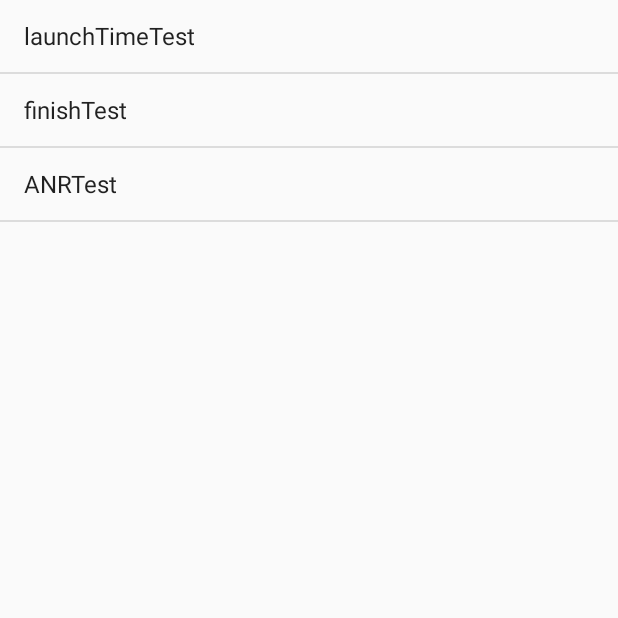
After one commit to Gdeeer/GdTestHub, an Android app: the MyLauncherActivity screen opened directly, with no data from a screen before it, on a phone screen of 412 x 824 dp, the top half of it. The commit adds this screen. Run offline under Robolectric (Android 15) with nearby library versions, the phone set to English and light mode, and no system bars.

Commit message:
ListActivity、LauncherActivity 的使用

```diff
--- a/app/src/main/AndroidManifest.xml
+++ b/app/src/main/AndroidManifest.xml
@@ -14,8 +14,12 @@
         android:roundIcon="@mipmap/ic_launcher_round"
         android:supportsRtl="true"
         android:theme="@style/AppTheme">
+        <activity android:name=".simpleList.MyListActivity">
+        </activity>
+        <activity android:name=".simpleList.MyLauncherActivity">
+        </activity>
         <activity
-            android:name=".launchTime.LaunchActivity"
+            android:name=".launchTime.LaunchTimeActivity"
             android:exported="true">
         </activity>
         <activity android:name=".viewModel.VmActivity">
--- a/app/src/main/java/com/gdeer/gdtesthub/MainActivity.java
+++ b/app/src/main/java/com/gdeer/gdtesthub/MainActivity.java
@@ -4,9 +4,10 @@ import com.gdeer.gdtesthub.anr.AnrActivity;
 import com.gdeer.gdtesthub.dayDream.MyDaydreamService;
 import com.gdeer.gdtesthub.db.DbActivity;
 import com.gdeer.gdtesthub.finish.FinishActivity;
-import com.gdeer.gdtesthub.launchTime.LaunchActivity;
+import com.gdeer.gdtesthub.launchTime.LaunchTimeActivity;
 import com.gdeer.gdtesthub.location.LocationActivity;
 import com.gdeer.gdtesthub.retrofit.RetrofitActivity;
+import com.gdeer.gdtesthub.simpleList.MyLauncherActivity;
 import com.gdeer.gdtesthub.textView.TextActivity;
 import com.gdeer.gdtesthub.viewModel.VmActivity;
 
@@ -65,7 +66,7 @@ public class MainActivity extends AppCompatActivity {
 
     private void initDataList() {
         MainItemBean[] list = new MainItemBean[]{
-            new MainItemBean("launchTest", LaunchActivity.class),
+            new MainItemBean("launchTimeTest", LaunchTimeActivity.class),
             new MainItemBean("finishTest", FinishActivity.class),
             new MainItemBean("ANRTest", AnrActivity.class),
             new MainItemBean("startDayDream", MyDaydreamService.class),
@@ -74,6 +75,7 @@ public class MainActivity extends AppCompatActivity {
             new MainItemBean("startRetrofit", RetrofitActivity.class),
             new MainItemBean("startText", TextActivity.class),
             new MainItemBean("startVM", VmActivity.class),
+            new MainItemBean("mainLauncher", MyLauncherActivity.class),
         };
         mDataList.addAll(Arrays.asList(list));
     }
--- /dev/null
+++ b/app/src/main/java/com/gdeer/gdtesthub/simpleList/MyLauncherActivity.kt
@@ -0,0 +1,32 @@
+package com.gdeer.gdtesthub.simpleList
+
+import android.app.LauncherActivity
+import android.content.Intent
+import android.os.Bundle
+import android.widget.ArrayAdapter
+import com.gdeer.gdtesthub.anr.AnrActivity
+import com.gdeer.gdtesthub.finish.FinishActivity
+import com.gdeer.gdtesthub.launchTime.LaunchTimeActivity
+
+class MyLauncherActivity : LauncherActivity() {
+    private val name = arrayOf(
+            "launchTimeTest",
+            "finishTest",
+            "ANRTest"
+    )
+    private val clazzs = arrayOf(
+            LaunchTimeActivity::class.java,
+            FinishActivity::class.java,
+            AnrActivity::class.java
+    )
+
+    override fun onCreate(savedInstanceState: Bundle?) {
+        super.onCreate(savedInstanceState)
+        val adapter = ArrayAdapter<String>(this, android.R.layout.simple_list_item_1, name)
+        listAdapter = adapter
+    }
+
+    override fun intentForPosition(position: Int): Intent {
+        return Intent(this, clazzs[position])
+    }
+}
```
Also changed, not shown: app/src/main/java/com/gdeer/gdtesthub/simpleList/MyListActivity.kt (added, +21 -0 lines), app/src/main/java/com/gdeer/gdtesthub/simpleList/MyListFragment.kt (added, +7 -0 lines).
